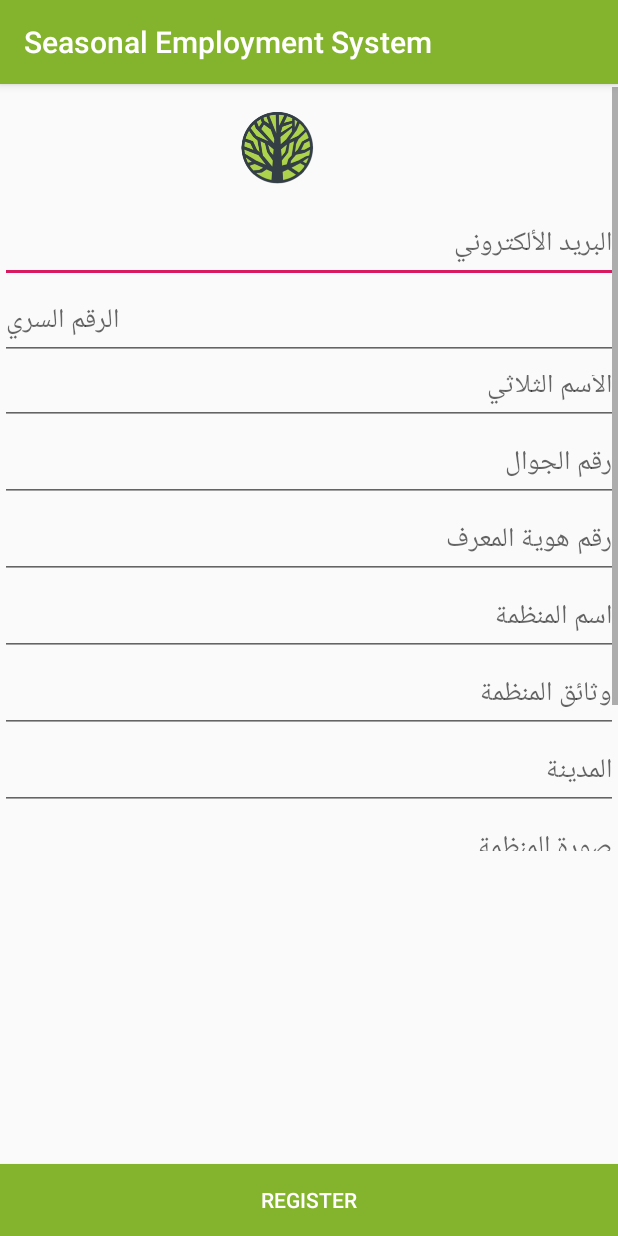
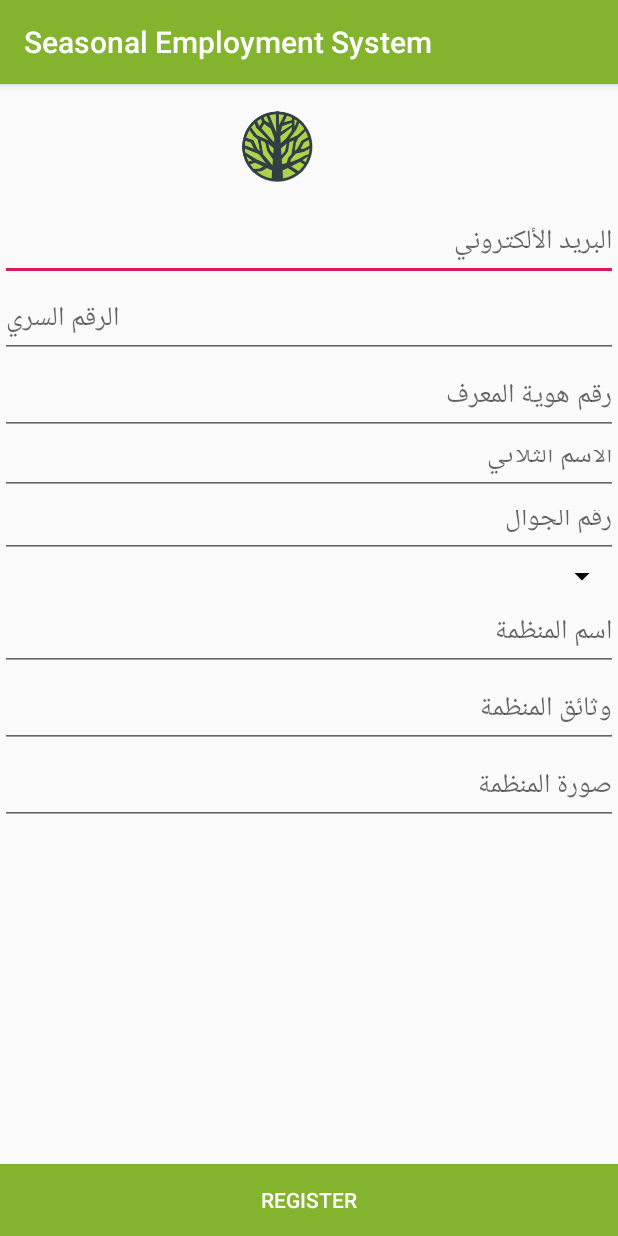
Before and after one commit to azizmeiman/MyApplication, an Android app: the RegExpEmp screen opened directly, with no data from a screen before it, on a phone screen of 412 x 824 dp. Run offline under Robolectric (Android 15) with nearby library versions, the phone set to English and light mode, and no system bars; our stand-ins replace Firebase (no records; nobody signed in at launch, a user with empty details on screens opened directly).

Commit message:
Add Citylist

```diff
--- a/app/src/main/AndroidManifest.xml
+++ b/app/src/main/AndroidManifest.xml
@@ -18,7 +18,6 @@
             </intent-filter>
         </activity>
         <activity android:name=".SignInActivity" />
-        <activity android:name=".EmpRegistaration" />
         <activity android:name=".RegExpEmp" />
         <activity android:name=".PosterRegisaration" />
         <activity android:name=".Login" />
--- a/app/src/main/java/com/example/abdulaziz/myapplication/RegExpEmp.java
+++ b/app/src/main/java/com/example/abdulaziz/myapplication/RegExpEmp.java
@@ -1,12 +1,18 @@
 package com.example.abdulaziz.myapplication;
 
+import android.content.Intent;
+import android.graphics.Color;
+import android.graphics.PorterDuff;
 import android.support.annotation.NonNull;
 import android.support.v7.app.AppCompatActivity;
 import android.os.Bundle;
 import android.view.View;
+import android.widget.AdapterView;
+import android.widget.ArrayAdapter;
 import android.widget.Button;
 import android.widget.EditText;
 import android.widget.ProgressBar;
+import android.widget.Spinner;
 import android.widget.Toast;
 
 import com.google.android.gms.tasks.OnCompleteListener;
@@ -14,27 +20,32 @@ import com.google.android.gms.tasks.Task;
 import com.google.firebase.auth.AuthResult;
 import com.google.firebase.auth.FirebaseAuth;
 import com.google.firebase.auth.FirebaseUser;
+import com.google.firebase.database.DataSnapshot;
+import com.google.firebase.database.DatabaseError;
+import com.google.firebase.database.DatabaseReference;
 import com.google.firebase.database.FirebaseDatabase;
+import com.google.firebase.database.ValueEventListener;
 
-public class RegExpEmp extends AppCompatActivity {
+import java.util.ArrayList;
+import java.util.List;
 
+public class RegExpEmp extends AppCompatActivity  {
 
+    private DatabaseReference myRef;
+    private FirebaseDatabase database;
     private FirebaseAuth mAuth;
     FirebaseUser currentUser;
     FirebaseUser updateUI;
-    String Email ;
-    String password ;
-    String RPname ;
-    String RPIDemp ;
-    String RPphoneNumemp ;
-    int cityIDemp;
-    String googleMapLocemp ;  //the URL of Google map location
-    String orgNameemp ;
-    String orgDocemp ;
-    String bioemp ;
-    String orgPicemp ; //the URL of the pic
-
-
+    String Email;
+    String password;
+    String RPname;
+    String RPIDemp;
+    String RPphoneNumemp;
+    String cityIDemp;
+    String orgNameemp;
+    String orgDocemp;
+    String orgPicemp; //the URL of the pic
+    int CheckUser; // will be 1,2,3 to represent each actor
 
 
     @Override
@@ -42,26 +53,50 @@ public class RegExpEmp extends AppCompatActivity {
         super.onCreate(savedInstanceState);
         setContentView(R.layout.activity_reg_exp_emp);
 
+
+        database = FirebaseDatabase.getInstance();
+        myRef = database.getReference();
+
         mAuth = FirebaseAuth.getInstance();
-        final EditText EmailE = (EditText)findViewById(R.id.EmailE);
-        final EditText PasswordE = (EditText)findViewById(R.id.PasswordE);
-        final EditText nameemp = (EditText)findViewById(R.id.nameemp);
-        final EditText RPID = (EditText)findViewById(R.id.RPID);
-        final EditText RPphoneNum = (EditText)findViewById(R.id.RPphoneNum);
-        final EditText cityID = (EditText)findViewById(R.id.cityID);
-        final EditText googleMapLoc = (EditText)findViewById(R.id.googleMapLoc);
-        final EditText orgName = (EditText)findViewById(R.id.orgName);
-        final EditText orgDoc = (EditText)findViewById(R.id.orgDoc);
-        final EditText bio = (EditText)findViewById(R.id.bio);
-        final EditText orgPic = (EditText)findViewById(R.id.orgPic);
+        final EditText EmailE = (EditText) findViewById(R.id.EmailE);
+        final EditText PasswordE = (EditText) findViewById(R.id.PasswordE);
+        final EditText nameemp = (EditText) findViewById(R.id.nameemp);
+        final EditText RPID = (EditText) findViewById(R.id.RPID);
+        final EditText RPphoneNum = (EditText) findViewById(R.id.RPphoneNum);
+        final Spinner cityID = (Spinner) findViewById(R.id.cityID);
+        final EditText orgName = (EditText) findViewById(R.id.orgName);
+        final EditText orgDoc = (EditText) findViewById(R.id.orgDoc);
+        final EditText orgPic = (EditText) findViewById(R.id.orgPic);
+        cityID.getBackground().setColorFilter(Color.parseColor("#000000"), PorterDuff.Mode.SRC_ATOP);
+
+
+        final List<Object> CityList = new ArrayList<>();
+        myRef.child("City").addValueEventListener(new ValueEventListener() {
+
+            @Override
+            public void onDataChange(DataSnapshot dataSnapshot) {
+                Iterable<DataSnapshot> children = dataSnapshot.getChildren();
+
+                for (DataSnapshot child : children) {
+                    Object Cities = child.getValue();
+                    CityList.add(Cities);
+                }
+            }
+
+            @Override
+            public void onCancelled(DatabaseError databaseError) {
+                Toast.makeText(RegExpEmp.this, databaseError.getMessage(), Toast.LENGTH_SHORT).show();
+
+            }
+        });
 
 
 
+        ArrayAdapter<Object> cityAdapter = new ArrayAdapter<Object>(this, android.R.layout.simple_list_item_1, CityList);
+        cityID.setAdapter(cityAdapter);
+
 
         Button Reg = (Button)findViewById(R.id.RegE);
-
-
-
 
         Reg.setOnClickListener(new View.OnClickListener() {
             @Override
@@ -71,12 +106,21 @@ public class RegExpEmp extends AppCompatActivity {
                 RPname = nameemp.getText().toString();
                 RPIDemp= RPID.getText().toString();
                 RPphoneNumemp = RPphoneNum.getText().toString();
-                cityIDemp = cityID.getText().length();
-                googleMapLocemp = googleMapLoc.getText().toString();
                 orgNameemp = orgName.getText().toString();
                 orgDocemp = orgDoc.getText().toString();
-                bioemp = bio.getText().toString();
+                cityIDemp = "City Name"; // نبغى نقرا هنا المدينة الي اخترناها
                 orgPicemp = orgPic.getText().toString();
+                CheckUser = 2; // For Employer
+
+
+                cityID.setOnItemSelectedListener(new AdapterView.OnItemSelectedListener() {
+                    public void onItemSelected(AdapterView<?> parent, View view, int position, long id) {
+                        Object city = parent.getItemAtPosition(position);
+                        cityIDemp = city.toString();
+                    }
+                    public void onNothingSelected(AdapterView<?> parent) {
+                    }
+                });
 
 
                 mAuth.createUserWithEmailAndPassword(Email, password).addOnCompleteListener(new OnCompleteListener<AuthResult>() {
@@ -92,11 +136,10 @@ public class RegExpEmp extends AppCompatActivity {
                                     RPIDemp,
                                     RPphoneNumemp,
                                     cityIDemp,
-                                    googleMapLocemp,
                                     orgNameemp,
                                     orgDocemp,
-                                    bioemp,
-                                    orgPicemp
+                                    orgPicemp,
+                                    CheckUser
 
 
                             );
@@ -106,14 +149,16 @@ public class RegExpEmp extends AppCompatActivity {
                                     .setValue(emp).addOnCompleteListener(new OnCompleteListener<Void>() {
                                 @Override
                                 public void onComplete(@NonNull Task<Void> task) {
-                                   // if (task.isSuccessful()) {
-                                        Toast.makeText(RegExpEmp.this,"Registration Done!",Toast.LENGTH_SHORT).show();
-                                    finish();
+                                    if (task.isSuccessful()) {
+
+                                        Toast.makeText(RegExpEmp.this,"Done",Toast.LENGTH_LONG).show();
+                                        Intent intentLogin = new Intent(RegExpEmp.this, Login.class);
+                                        startActivity(intentLogin);
+                                 }
+                                        else {
+                                        Toast.makeText(RegExpEmp.this, task.getException().getMessage(), Toast.LENGTH_LONG).show();
+                                    }
                                 }
-                                 //       else {
-                                   //     //display a failure message
-                                    //}
-                                //}
                             });
 
                         } else {
@@ -128,4 +173,7 @@ public class RegExpEmp extends AppCompatActivity {
         });
 
 }
+
+
+
 }
--- a/app/src/main/res/layout/activity_reg_exp_emp.xml
+++ b/app/src/main/res/layout/activity_reg_exp_emp.xml
@@ -8,6 +8,7 @@
     android:layout_height="match_parent"
     tools:context=".RegExpEmp">
 
+
     <LinearLayout
         android:layout_width="match_parent"
         android:layout_height="509dp"
@@ -17,6 +18,12 @@
         android:layout_marginTop="2dp"
         android:orientation="vertical">
 
+        <ImageView
+            android:id="@+id/imageView5"
+            android:layout_width="370dp"
+            android:layout_height="78dp"
+            app:srcCompat="@drawable/logop" />
+
         <ScrollView
             android:layout_width="match_parent"
             android:layout_height="match_parent">
@@ -25,12 +32,6 @@
                 android:layout_width="match_parent"
                 android:layout_height="wrap_content"
                 android:orientation="vertical" >
-
-                <ImageView
-                    android:id="@+id/imageView5"
-                    android:layout_width="370dp"
-                    android:layout_height="79dp"
-                    app:srcCompat="@drawable/logop" />
 
                 <EditText
                     android:id="@+id/EmailE"
@@ -49,31 +50,41 @@
                     android:inputType="textPassword" />
 
                 <EditText
-                    android:id="@+id/nameemp"
-                    android:layout_width="match_parent"
-                    android:layout_height="43dp"
-                    android:ems="10"
-                    android:hint="الأسم الثلاثي"
-                    android:inputType=""
-                    tools:text="الأسم الثلاثي" />
-
-                <EditText
-                    android:id="@+id/RPphoneNum"
-                    android:layout_width="match_parent"
-                    android:layout_height="wrap_content"
-                    android:ems="10"
-                    android:hint="رقم الجوال"
-                    android:inputType=" "
-                    tools:text="رقم الجوال" />
-
-                <EditText
                     android:id="@+id/RPID"
                     android:layout_width="match_parent"
                     android:layout_height="wrap_content"
                     android:ems="10"
                     android:hint="رقم هوية المعرف"
-                    android:inputType=" "
-                    tools:text="رقم هوية المعرف" />
+                   />
+
+                <EditText
+                    android:id="@+id/nameemp"
+                    android:layout_width="match_parent"
+                    android:layout_height="40dp"
+                    android:ems="10"
+                    android:hint="الأسم الثلاثي"
+                    android:inputType="" />
+
+                <EditText
+                    android:id="@+id/RPphoneNum"
+                    android:layout_width="match_parent"
+                    android:layout_height="42dp"
+                    android:ems="10"
+                    android:hint="رقم الجوال"
+                     />
+
+                <Spinner
+                    android:layout_width="fill_parent"
+                    android:layout_height="wrap_content"
+                    android:id="@+id/cityID"
+                    android:textSize="20sp"
+                    app:layout_constraintBottom_toBottomOf="parent"
+                    app:layout_constraintLeft_toLeftOf="parent"
+                    app:layout_constraintRight_toRightOf="parent"
+                    app:layout_constraintTop_toTopOf="parent"
+                    />
+
+
 
                 <EditText
                     android:id="@+id/orgName"
@@ -81,7 +92,7 @@
                     android:layout_height="wrap_content"
                     android:ems="10"
                     android:hint="اسم المنظمة"
-                    android:inputType=" " />
+                 />
 
                 <EditText
                     android:id="@+id/orgDoc"
@@ -89,15 +100,7 @@
                     android:layout_height="wrap_content"
                     android:ems="10"
                     android:hint="وثائق المنظمة"
-                    android:inputType=" " />
-
-                <EditText
-                    android:id="@+id/cityID"
-                    android:layout_width="match_parent"
-                    android:layout_height="wrap_content"
-                    android:ems="10"
-                    android:hint="المدينة"
-                    android:inputType=" " />
+                     />
 
                 <EditText
                     android:id="@+id/orgPic"
@@ -105,24 +108,7 @@
                     android:layout_height="wrap_content"
                     android:ems="10"
                     android:hint="صورة المنظمة"
-                    android:inputType=" " />
-
-                <EditText
-                    android:id="@+id/googleMapLoc"
-                    android:layout_width="match_parent"
-                    android:layout_height="wrap_content"
-                    android:ems="10"
-                    android:hint="Google Map Location"
-                    android:inputType=" " />
-
-                <EditText
-                    android:id="@+id/bio"
-                    android:layout_width="match_parent"
-                    android:layout_height="wrap_content"
-                    android:ems="10"
-                    android:hint="نبذة تعريفية"
-                    android:inputType=" " />
-
+                     />
             </LinearLayout>
         </ScrollView>
 
@@ -142,11 +128,4 @@
         android:textColor="@color/common_google_signin_btn_text_dark_default" />
 
 
-        <LinearLayout
-            android:layout_width="match_parent"
-            android:layout_height="wrap_content"
-            android:orientation="vertical" />
-
-
-
 </RelativeLayout>
--- a/app/src/main/res/values/colors.xml
+++ b/app/src/main/res/values/colors.xml
@@ -3,4 +3,5 @@
     <color name="colorPrimary">#84b42e</color>
     <color name="colorPrimaryDark">#000000</color>
     <color name="colorAccent">#D81B60</color>
+
 </resources>
--- a/app/src/main/res/values/styles.xml
+++ b/app/src/main/res/values/styles.xml
@@ -8,4 +8,5 @@
         <item name="colorAccent">@color/colorAccent</item>
     </style>
 
+
 </resources>
```
Also changed, not shown: app/src/main/java/com/example/abdulaziz/myapplication/City.java (+4 -12 lines), app/src/main/java/com/example/abdulaziz/myapplication/DBConnections.java (deleted, +0 -47 lines), app/src/main/java/com/example/abdulaziz/myapplication/EmpRegistaration.java (deleted, +0 -74 lines), app/src/main/java/com/example/abdulaziz/myapplication/Employer.java (+17 -21 lines), app/src/main/java/com/example/abdulaziz/myapplication/Login.java (+31 -12 lines), app/src/main/java/com/example/abdulaziz/myapplication/PosterRegisaration.java (+8 -5 lines), app/src/main/java/com/example/abdulaziz/myapplication/SignInActivity.java (deleted, +0 -13 lines), app/src/main/java/com/example/abdulaziz/myapplication/WorkerPoster.java (+6 -4 lines), app/src/main/res/layout/activity_empregistaration.xml (deleted, +0 -115 lines), app/src/main/res/layout/activity_sign_in.xml (deleted, +0 -9 lines).
